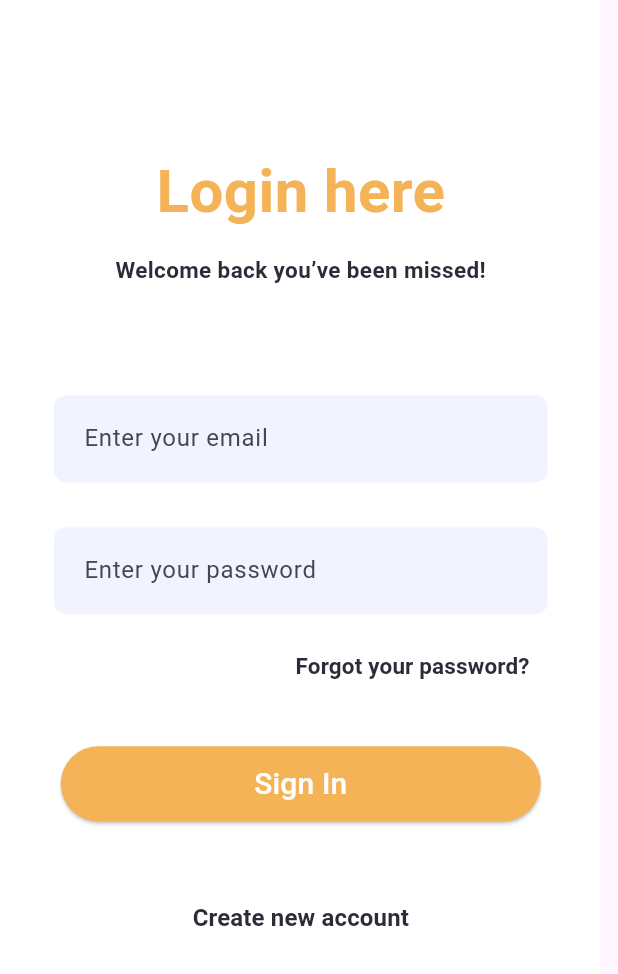
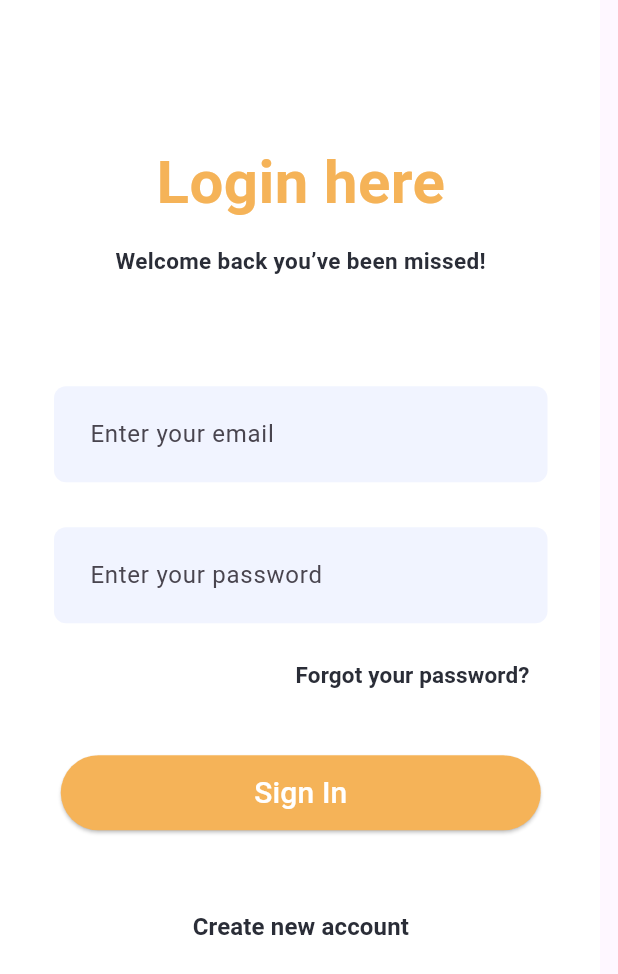
Before and after one commit to m-prasanna/Canteen-Flow-Uni-Project, a Flutter app: the screen it shows after launch, after a tap on "Login", on a phone screen of 412 x 824 dp. Shown: the top 974 px of the screen. Run offline on Flutter 3.47's test engine with Material 3 defaults, Android fonts, the phone set to English and light mode, and no system bars; our stand-ins replace rating_dialog; Roboto replaces fonts that are missing (Poppins).

```diff
--- a/canteen_flow_app/lib/screen/loging.dart
+++ b/canteen_flow_app/lib/screen/loging.dart
@@ -1,7 +1,6 @@
-import 'dart:convert';
+import 'package:flutter/material.dart';
+import 'package:canteen_flow_app/screen/home.dart';
 import 'package:canteen_flow_app/screen/register.dart';
-import 'package:flutter/material.dart';
-import 'package:http/http.dart' as http;
 
 class LoginScreen extends StatefulWidget {
   const LoginScreen({Key? key}) : super(key: key);
@@ -11,54 +10,29 @@ class LoginScreen extends StatefulWidget {
 }
 
 class _LoginScreenState extends State<LoginScreen> {
-  TextEditingController emailController = TextEditingController();
-  TextEditingController passwordController = TextEditingController();
+  final TextEditingController _emailController = TextEditingController();
+  final TextEditingController _passwordController = TextEditingController();
+  final GlobalKey<FormState> _formKey = GlobalKey<FormState>();
 
-  Future<void> signIn() async {
-    final String apiUrl = 'http://localhost:3000/login';
-
-    final response = await http.post(
-      Uri.parse(apiUrl),
-      body: jsonEncode({
-        'email': emailController.text,
-        'password': passwordController.text,
-      }),
-      headers: {'Content-Type': 'application/json'},
-    );
-
-    if (response.statusCode == 200) {
-      // Successfully logged in, navigate to home page
-      Navigator.pushReplacement(
-        context,
-        MaterialPageRoute(builder: (context) => const HomeScreen()),
-      );
-    } else {
-      // Handle login failure
-      print('Login failed: ${response.body}');
-      // You may want to show a snackbar or dialog with an error message
+  String? _validateEmail(String? value) {
+    if (value == null || value.isEmpty) {
+      return 'Please enter an email address';
     }
+    final emailRegex = RegExp(r'^[\w-\.]+@([\w-]+\.)+[\w-]{2,4}$');
+    if (!emailRegex.hasMatch(value)) {
+      return 'Please enter a valid email address';
+    }
+    return null;
   }
 
-  Future<void> register() async {
-    final String apiUrl = 'http://localhost:3000/register';
-
-    final response = await http.post(
-      Uri.parse(apiUrl),
-      body: jsonEncode({
-        'email': emailController.text,
-        'password': passwordController.text,
-      }),
-      headers: {'Content-Type': 'application/json'},
-    );
-
-    if (response.statusCode == 201) {
-      // Successfully registered, you may want to show a success message
-      print('User registered successfully');
-    } else {
-      // Handle registration failure
-      print('Registration failed: ${response.body}');
-      // You may want to show a snackbar or dialog with an error message
+  String? _validatePassword(String? value) {
+    if (value == null || value.isEmpty) {
+      return 'Please enter a password';
     }
+    if (value.length < 6) {
+      return 'Password must be at least 6 characters long';
+    }
+    return null;
   }
 
   @override
@@ -66,6 +40,8 @@ class _LoginScreenState extends State<LoginScreen> {
     return Scaffold(
       body: SafeArea(
         child: SingleChildScrollView(
+          child: Form(
+            key: _formKey,
             child: Column(
               children: [
                 Container(
@@ -106,41 +82,72 @@ class _LoginScreenState extends State<LoginScreen> {
                       const SizedBox(height: 74),
                       Column(
                         children: [
-                        Container(
-                          padding: const EdgeInsets.symmetric(
-                            vertical: 5,
-                            horizontal: 20,
-                          ),
-                          decoration: BoxDecoration(
-                            color: Color(0xFFF1F4FF),
-                            borderRadius: BorderRadius.circular(8.0),
-                          ),
-                          child: const TextField(
+                          TextFormField(
+                            controller: _emailController,
                             decoration: InputDecoration(
                               hintText: 'Enter your email',
-                              border: InputBorder.none,
+                              filled: true,
+                              fillColor: Color(0xFFF1F4FF),
+                              border: OutlineInputBorder(
+                                borderRadius: BorderRadius.circular(8.0),
+                                borderSide: BorderSide.none,
                               ),
-                            style: TextStyle(color: Colors.black),
+                              contentPadding: EdgeInsets.symmetric(vertical: 20.0, horizontal: 20.0),
+                              focusedBorder: OutlineInputBorder(
+                                borderRadius: BorderRadius.circular(8.0),
+                                borderSide: BorderSide(
+                                  color: Colors.transparent,
                                 ),
                               ),
+                              errorBorder: OutlineInputBorder(
+                                borderRadius: BorderRadius.circular(8.0),
+                                borderSide: BorderSide(
+                                  color: Colors.red,
+                                ),
+                              ),
+                              focusedErrorBorder: OutlineInputBorder(
+                                borderRadius: BorderRadius.circular(8.0),
+                                borderSide: BorderSide(
+                                  color: Colors.red,
+                                ),
+                              ),
+                            ),
+                            validator: _validateEmail,
+                          ),
                           const SizedBox(height: 30),
-                        Container(
-                          padding: const EdgeInsets.symmetric(
-                            vertical: 5,
-                            horizontal: 20,
-                          ),
-                          decoration: BoxDecoration(
-                            color: Color(0xFFF1F4FF),
-                            borderRadius: BorderRadius.circular(8.0),
-                          ),
-                          child: const TextField(
+                          TextFormField(
+                            controller: _passwordController,
                             obscureText: true,
                             decoration: InputDecoration(
                               hintText: 'Enter your password',
-                              border: InputBorder.none,
+                              filled: true,
+                              fillColor: Color(0xFFF1F4FF),
+                              border: OutlineInputBorder(
+                                borderRadius: BorderRadius.circular(8.0),
+                                borderSide: BorderSide.none,
                               ),
+                              contentPadding: EdgeInsets.symmetric(vertical: 20.0, horizontal: 20.0),
+                              focusedBorder: OutlineInputBorder(
+                                borderRadius: BorderRadius.circular(8.0),
+                                borderSide: BorderSide(
+                                  color: Colors.transparent,
+                                ),
+                              ),
+                              errorBorder: OutlineInputBorder(
+                                borderRadius: BorderRadius.circular(8.0),
+                                borderSide: BorderSide(
+                                  color: Colors.red,
+                                ),
+                              ),
+                              focusedErrorBorder: OutlineInputBorder(
+                                borderRadius: BorderRadius.circular(8.0),
+                                borderSide: BorderSide(
+                                  color: Colors.red,
+                                ),
+                              ),
+                            ),
+                            validator: _validatePassword,
                             style: TextStyle(color: Colors.black),
-                          ),
                           ),
                           const SizedBox(height: 10),
                           Row(
@@ -166,20 +173,24 @@ class _LoginScreenState extends State<LoginScreen> {
                             height: 50,
                             child: ElevatedButton(
                               onPressed: () {
+                                if (_formKey.currentState!.validate()) {
+                                  // Validation passed, perform sign-in logic
+                                  // For example:
+                                  // signIn(email: _emailController.text, password: _passwordController.text);
                                   Navigator.push(
                                     context,
                                     MaterialPageRoute(
                                       builder: (context) => const HomeScreen(),
                                     ),
                                   );
+                                }
                               },
                               style: ElevatedButton.styleFrom(
                                 primary: const Color.fromRGBO(245, 179, 88, 1),
                               ),
                               child: const Text(
                                 'Sign In',
-                              style:
-                                  TextStyle(color: Colors.white, fontSize: 20),
+                                style: TextStyle(color: Colors.white, fontSize: 20),
                               ),
                             ),
                           ),
@@ -198,12 +209,14 @@ class _LoginScreenState extends State<LoginScreen> {
                               mainAxisAlignment: MainAxisAlignment.center,
                               children: [
                                 TextButton(
-                                onPressed: () { Navigator.push(
+                                  onPressed: () {
+                                    Navigator.push(
                                       context,
                                       MaterialPageRoute(
                                         builder: (context) => const RegisterScreen(),
                                       ),
-                                 ); },
+                                    );
+                                  },
                                   child: const Text(
                                     'Create new account',
                                     style: TextStyle(
@@ -226,30 +239,7 @@ class _LoginScreenState extends State<LoginScreen> {
             ),
           ),
         ),
-    );
-  }
-}
-
-class HomeScreen extends StatelessWidget {
-  const HomeScreen({Key? key}) : super(key: key);
-
-  @override
-  Widget build(BuildContext context) {
-    return Scaffold(
-      appBar: AppBar(
-        title: const Text('Home Screen'),
-      ),
-      body: const Center(
-        child: Text('Welcome to the Home Screen!'),
       ),
     );
   }
 }
-
-void main() {
-  runApp(
-    MaterialApp(
-      home: LoginScreen(),
-    ),
-  );
-}
```
Also changed, not shown: canteen_flow_app/lib/screen/navdrawer.dart (+7 -1 lines), canteen_flow_app/lib/screen/register.dart (+12 -2 lines). Lines whose indentation alone changed are shown as unchanged.
